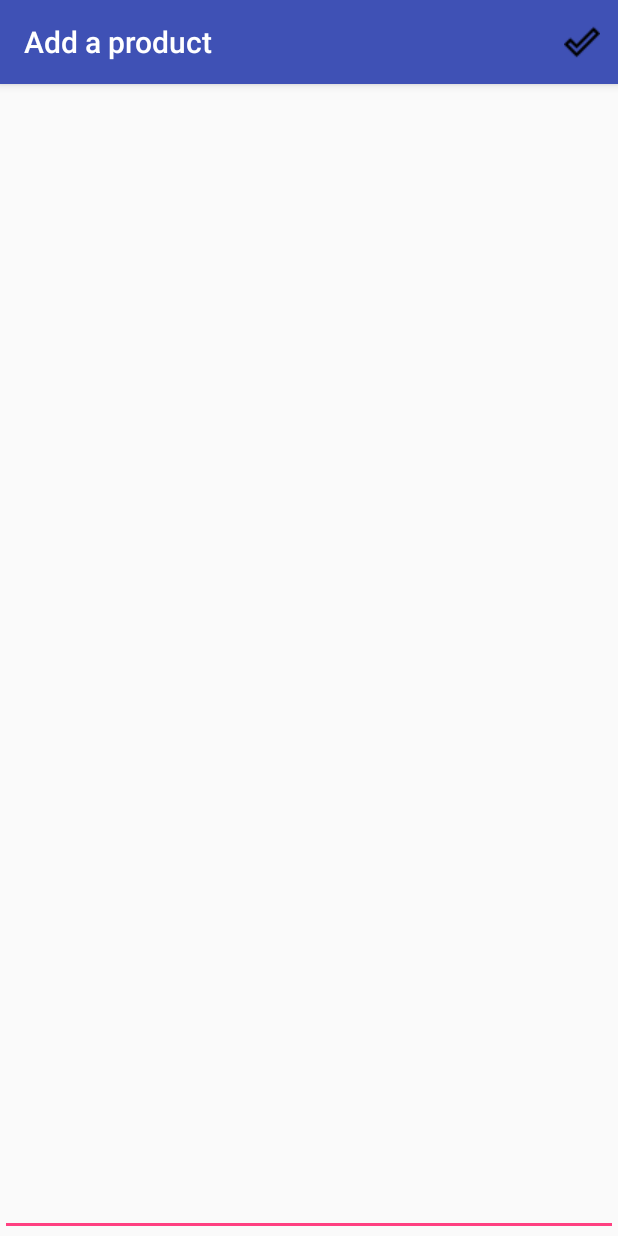
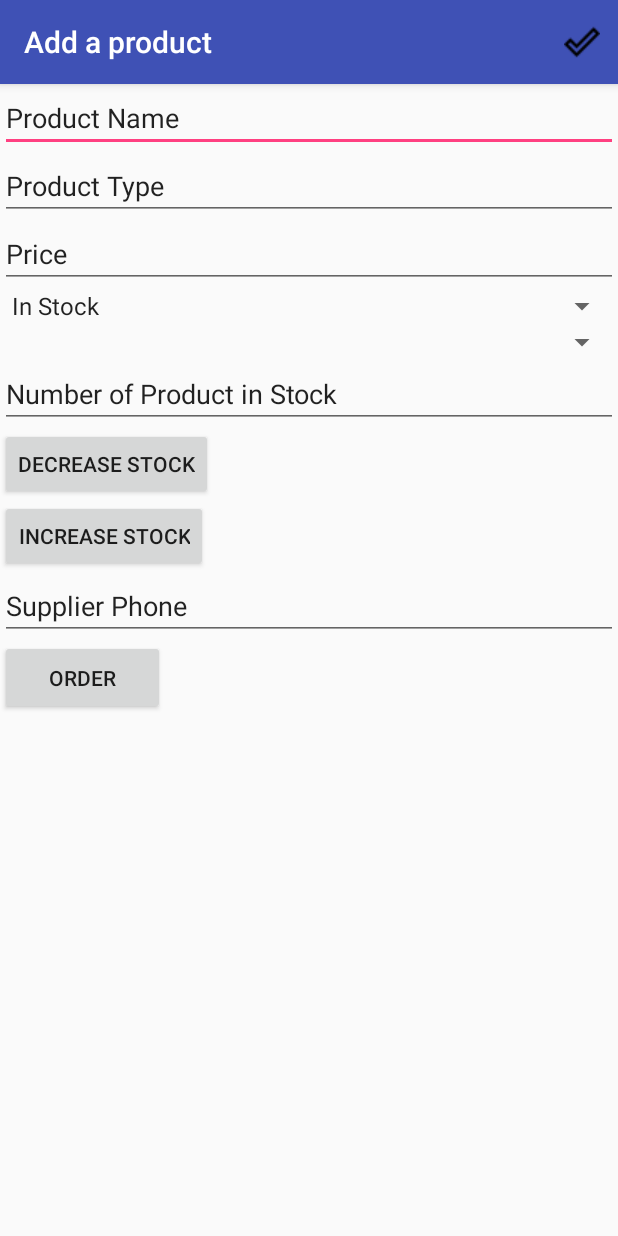
Before and after one commit to efehandanisman/ABNDP9InventoryApp, an Android app: the InventoryManagementActivity screen opened directly, with no data from a screen before it, on a phone screen of 412 x 824 dp. Run offline under Robolectric (Android 15) with nearby library versions, the phone set to English and light mode, and no system bars.

Commit message:
4th version

```diff
--- a/app/src/main/java/com/example/android/abndp9inventoryapp/InventoryManagementActivity.java
+++ b/app/src/main/java/com/example/android/abndp9inventoryapp/InventoryManagementActivity.java
@@ -49,8 +49,8 @@ public class InventoryManagementActivity extends AppCompatActivity implements Lo
     private int mQuantity;
 
     private EditText mSupplierPhone;
-    ImageButton sellProduct;
-    ImageButton addProduct;
+    Button sellProduct;
+    Button addProduct;
 
 
     private int mStock = InventoryContract.InventoryEntry.COLUMN_IN_STOCK;
@@ -60,23 +60,25 @@ public class InventoryManagementActivity extends AppCompatActivity implements Lo
     protected void onCreate(Bundle savedInstanceState) {
         super.onCreate(savedInstanceState);
         setContentView(R.layout.activity_inventorymanagement);
-        Intent intent = getIntent();
-        mCurrentProdUri = intent.getData();
+
         if(mCurrentProdUri == null) {
             setTitle("Add a product");
             invalidateOptionsMenu();
         }else {
             setTitle("Edit Product");
+            Intent intent = getIntent();
+            mCurrentProdUri = intent.getData();
+            getLoaderManager().initLoader(EXISTING_PROD_LOADER,null,this);
+
         }
-        getLoaderManager().initLoader(EXISTING_PROD_LOADER,null,this);
 
         mNameEditText = (EditText) findViewById(R.id.edit_prod_name);
         mType = (EditText) findViewById(R.id.edit_type);
         mPrice = (EditText) findViewById(R.id.price);
         mStockSpinner = (Spinner) findViewById(R.id.spinner_stock);
         mDiscountSpinner = (Spinner) findViewById(R.id.spinner_discount);
-        sellProduct = (ImageButton) findViewById(R.id.decrease_button);
-        addProduct = (ImageButton) findViewById(R.id.increase_button);
+        sellProduct = (Button) findViewById(R.id.decrease_button);
+        addProduct = (Button) findViewById(R.id.increase_button);
         mQuantityView= (TextView) findViewById(R.id.quantity);
         mSupplierPhone = (EditText) findViewById(R.id.phone);
 
@@ -93,7 +95,7 @@ public class InventoryManagementActivity extends AppCompatActivity implements Lo
         mDiscountSpinner.setOnTouchListener(mTouchListener);
         mSupplierPhone.setOnTouchListener(mTouchListener);
 
-final ImageButton incrementButton = (ImageButton) findViewById(R.id.increase_button);
+final Button incrementButton = (Button) findViewById(R.id.increase_button);
         incrementButton.setOnClickListener(new View.OnClickListener() {
             @Override
             public void onClick(View v) {
@@ -105,7 +107,7 @@ final ImageButton incrementButton = (ImageButton) findViewById(R.id.increase_but
         });
 
 
-        final ImageButton decrementButton = (ImageButton) findViewById(R.id.decrease_button);
+        final Button decrementButton = (Button) findViewById(R.id.decrease_button);
         decrementButton.setOnClickListener(new View.OnClickListener() {
             @Override
             public void onClick(View v) {
--- a/app/src/main/res/layout/activity_inventorymanagement.xml
+++ b/app/src/main/res/layout/activity_inventorymanagement.xml
@@ -1,22 +1,27 @@
 <?xml version="1.0" encoding="utf-8"?>
-<LinearLayout
-    xmlns:android="http://schemas.android.com/apk/res/android" android:layout_width="match_parent"
-    android:layout_height="match_parent"
+<LinearLayout xmlns:android="http://schemas.android.com/apk/res/android"
+    android:layout_width="match_parent"
+    android:layout_height="wrap_content"
+    xmlns:tools="http://schemas.android.com/tools"
+    tools:context=".InventoryActivity"
     android:orientation="vertical">
 
 
 
     <EditText
+        android:text="Product Name"
         android:layout_width="match_parent"
         android:layout_height="match_parent"
          android:id="@+id/edit_prod_name"/>
 
     <EditText
+        android:text="Product Type"
         android:layout_width="match_parent"
         android:layout_height="match_parent"
         android:id="@+id/edit_type"/>
 
     <EditText
+        android:text="Price"
         android:layout_width="match_parent"
         android:layout_height="match_parent"
         android:id="@+id/price"/>
@@ -36,26 +41,31 @@
     <EditText
         android:layout_width="match_parent"
         android:layout_height="match_parent"
+        android:text="Number of Product in Stock"
         android:id="@+id/numberofproduct"/>
 
-    <ImageButton
+    <Button
         android:id="@+id/decrease_button"
-        android:layout_width="0dp"
-        android:layout_height="match_parent"
-        android:layout_weight="1">
+        android:layout_width="wrap_content"
+        android:text="Decrease Stock"
+        android:layout_height="wrap_content"
+     >
 
-    </ImageButton>
+    </Button>
 
-    <ImageButton
+    <Button
         android:id="@+id/increase_button"
-        android:layout_width="0dp"
-        android:layout_height="match_parent"
-        android:layout_weight="1">
+        android:layout_width="wrap_content"
+        android:text="Increase Stock"
+        android:layout_height="wrap_content"
+        >
 
-    </ImageButton>
+    </Button>
+
 
     <EditText
         android:layout_width="match_parent"
+        android:text="Supplier Phone"
         android:layout_height="match_parent"
         android:id="@+id/phone"/>
 
```
